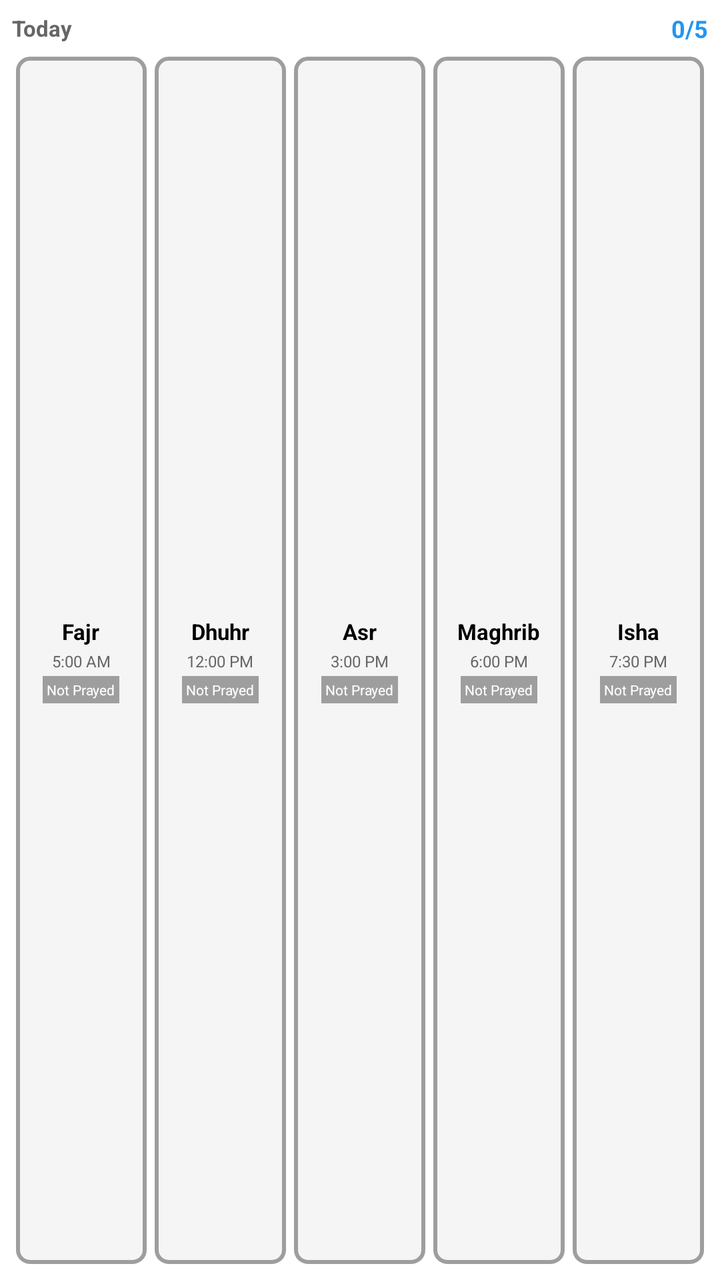
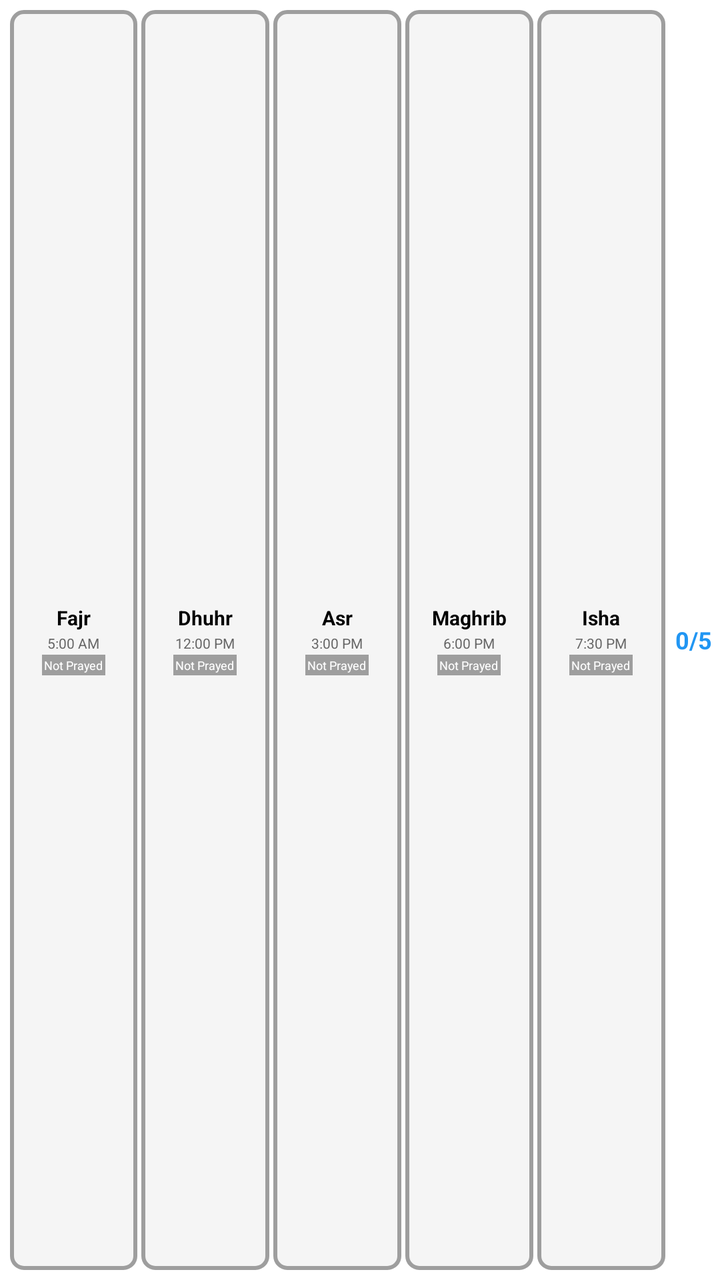

Two renders of the same Android screen: before a commit and after it. Below are the layout's source before the change and the commit's diff.
<!-- AndroidManifest.xml: fallback theme Theme.MaterialComponents.DayNight.NoActionBar -->
<!-- res/layout/prayer_widget.xml -->
<?xml version="1.0" encoding="utf-8"?>
<LinearLayout xmlns:android="http://schemas.android.com/apk/res/android"
    android:layout_width="match_parent"
    android:layout_height="match_parent"
    android:background="@android:color/white"
    android:orientation="vertical"
    android:padding="6dp">

    
    <LinearLayout
        android:layout_width="match_parent"
        android:layout_height="wrap_content"
        android:orientation="horizontal"
        android:gravity="center_vertical"
        android:paddingBottom="4dp">

        <TextView
            android:id="@+id/widget_date"
            android:layout_width="0dp"
            android:layout_height="wrap_content"
            android:layout_weight="1"
            android:text="Today"
            android:textSize="11sp"
            android:textColor="#666666"
            android:textStyle="bold" />

        <TextView
            android:id="@+id/widget_counter"
            android:layout_width="wrap_content"
            android:layout_height="wrap_content"
            android:text="0/5"
            android:textSize="12sp"
            android:textColor="#2196F3"
            android:textStyle="bold" />
    </LinearLayout>

    
    <LinearLayout
        android:layout_width="match_parent"
        android:layout_height="0dp"
        android:layout_weight="1"
        android:orientation="horizontal"
        android:gravity="center_vertical"
        android:weightSum="5">

        
        <LinearLayout
            android:layout_width="0dp"
            android:layout_height="match_parent"
            android:layout_weight="1"
            android:layout_margin="2dp"
            android:background="@drawable/prayer_card_background_gray"
            android:orientation="vertical"
            android:padding="4dp"
            android:gravity="center"
            android:clickable="true"
            android:focusable="true"
            android:id="@+id/prayer_0">

            <TextView
                android:id="@+id/prayer_0_name"
                android:layout_width="wrap_content"
                android:layout_height="wrap_content"
                android:text="Fajr"
                android:textSize="11sp"
                android:textStyle="bold"
                android:textColor="#000000" />

            <TextView
                android:id="@+id/prayer_0_time"
                android:layout_width="wrap_content"
                android:layout_height="wrap_content"
                android:text="5:00 AM"
                android:textSize="8sp"
                android:textColor="#666666"
                android:layout_marginTop="2dp" />

            <TextView
                android:id="@+id/prayer_0_status"
                android:layout_width="wrap_content"
                android:layout_height="wrap_content"
                android:text="Not Prayed"
                android:textSize="7sp"
                android:textColor="#FFFFFF"
                android:background="#9E9E9E"
                android:padding="2dp"
                android:layout_marginTop="2dp" />
        </LinearLayout>

        
        <LinearLayout
            android:layout_width="0dp"
            android:layout_height="match_parent"
            android:layout_weight="1"
            android:layout_margin="2dp"
            android:background="@drawable/prayer_card_background_gray"
            android:orientation="vertical"
            android:padding="4dp"
            android:gravity="center"
            android:clickable="true"
            android:focusable="true"
            android:id="@+id/prayer_1">

            <TextView
                android:id="@+id/prayer_1_name"
                android:layout_width="wrap_content"
                android:layout_height="wrap_content"
                android:text="Dhuhr"
                android:textSize="11sp"
                android:textStyle="bold"
                android:textColor="#000000" />

            <TextView
                android:id="@+id/prayer_1_time"
                android:layout_width="wrap_content"
                android:layout_height="wrap_content"
                android:text="12:00 PM"
                android:textSize="8sp"
                android:textColor="#666666"
                android:layout_marginTop="2dp" />

            <TextView
                android:id="@+id/prayer_1_status"
                android:layout_width="wrap_content"
                android:layout_height="wrap_content"
                android:text="Not Prayed"
                android:textSize="7sp"
                android:textColor="#FFFFFF"
                android:background="#9E9E9E"
                android:padding="2dp"
                android:layout_marginTop="2dp" />
        </LinearLayout>

        
        <LinearLayout
            android:layout_width="0dp"
            android:layout_height="match_parent"
            android:layout_weight="1"
            android:layout_margin="2dp"
            android:background="@drawable/prayer_card_background_gray"
            android:orientation="vertical"
            android:padding="4dp"
            android:gravity="center"
            android:clickable="true"
            android:focusable="true"
            android:id="@+id/prayer_2">

            <TextView
                android:id="@+id/prayer_2_name"
                android:layout_width="wrap_content"
                android:layout_height="wrap_content"
                android:text="Asr"
                android:textSize="11sp"
                android:textStyle="bold"
                android:textColor="#000000" />

            <TextView
                android:id="@+id/prayer_2_time"
                android:layout_width="wrap_content"
                android:layout_height="wrap_content"
                android:text="3:00 PM"
                android:textSize="8sp"
                android:textColor="#666666"
                android:layout_marginTop="2dp" />

            <TextView
                android:id="@+id/prayer_2_status"
                android:layout_width="wrap_content"
                android:layout_height="wrap_content"
                android:text="Not Prayed"
                android:textSize="7sp"
                android:textColor="#FFFFFF"
                android:background="#9E9E9E"
                android:padding="2dp"
                android:layout_marginTop="2dp" />
        </LinearLayout>

        
        <LinearLayout
            android:layout_width="0dp"
            android:layout_height="match_parent"
            android:layout_weight="1"
            android:layout_margin="2dp"
            android:background="@drawable/prayer_card_background_gray"
            android:orientation="vertical"
            android:padding="4dp"
            android:gravity="center"
            android:clickable="true"
            android:focusable="true"
            android:id="@+id/prayer_3">

            <TextView
                android:id="@+id/prayer_3_name"
                android:layout_width="wrap_content"
                android:layout_height="wrap_content"
                android:text="Maghrib"
                android:textSize="11sp"
                android:textStyle="bold"
                android:textColor="#000000" />

            <TextView
                android:id="@+id/prayer_3_time"
                android:layout_width="wrap_content"
                android:layout_height="wrap_content"
                android:text="6:00 PM"
                android:textSize="8sp"
                android:textColor="#666666"
                android:layout_marginTop="2dp" />

            <TextView
                android:id="@+id/prayer_3_status"
                android:layout_width="wrap_content"
                android:layout_height="wrap_content"
                android:text="Not Prayed"
                android:textSize="7sp"
                android:textColor="#FFFFFF"
                android:background="#9E9E9E"
                android:padding="2dp"
                android:layout_marginTop="2dp" />
        </LinearLayout>

        
        <LinearLayout
            android:layout_width="0dp"
            android:layout_height="match_parent"
            android:layout_weight="1"
            android:layout_margin="2dp"
            android:background="@drawable/prayer_card_background_gray"
            android:orientation="vertical"
            android:padding="4dp"
            android:gravity="center"
            android:clickable="true"
            android:focusable="true"
            android:id="@+id/prayer_4">

            <TextView
                android:id="@+id/prayer_4_name"
                android:layout_width="wrap_content"
                android:layout_height="wrap_content"
                android:text="Isha"
                android:textSize="11sp"
                android:textStyle="bold"
                android:textColor="#000000" />

            <TextView
                android:id="@+id/prayer_4_time"
                android:layout_width="wrap_content"
                android:layout_height="wrap_content"
                android:text="7:30 PM"
                android:textSize="8sp"
                android:textColor="#666666"
                android:layout_marginTop="2dp" />

            <TextView
                android:id="@+id/prayer_4_status"
                android:layout_width="wrap_content"
                android:layout_height="wrap_content"
                android:text="Not Prayed"
                android:textSize="7sp"
                android:textColor="#FFFFFF"
                android:background="#9E9E9E"
                android:padding="2dp"
                android:layout_marginTop="2dp" />
        </LinearLayout>

    </LinearLayout>

</LinearLayout>
<!-- resources referenced by this layout -->
<resources>
  <!-- drawable prayer_card_background_gray (drawable) -->
  <?xml version="1.0" encoding="utf-8"?>
  <shape xmlns:android="http://schemas.android.com/apk/res/android"
      android:shape="rectangle">
      <solid android:color="#F5F5F5" />
      <stroke
          android:width="2dp"
          android:color="#9E9E9E" />
      <corners android:radius="6dp" />
  </shape>
</resources>

<!-- the commit's change to res/layout/prayer_widget.xml (unified diff, before → after) -->
@@ -1,43 +1,17 @@
 <?xml version="1.0" encoding="utf-8"?>
 <LinearLayout xmlns:android="http://schemas.android.com/apk/res/android"
+    android:id="@+id/widget_root"
     android:layout_width="match_parent"
     android:layout_height="match_parent"
     android:background="@android:color/white"
-    android:orientation="vertical"
-    android:padding="6dp">
+    android:orientation="horizontal"
+    android:padding="4dp"
+    android:gravity="center_vertical">
 
     
     <LinearLayout
-        android:layout_width="match_parent"
-        android:layout_height="wrap_content"
-        android:orientation="horizontal"
-        android:gravity="center_vertical"
-        android:paddingBottom="4dp">
-
-        <TextView
-            android:id="@+id/widget_date"
-            android:layout_width="0dp"
-            android:layout_height="wrap_content"
-            android:layout_weight="1"
-            android:text="Today"
-            android:textSize="11sp"
-            android:textColor="#666666"
-            android:textStyle="bold" />
-
-        <TextView
-            android:id="@+id/widget_counter"
-            android:layout_width="wrap_content"
-            android:layout_height="wrap_content"
-            android:text="0/5"
-            android:textSize="12sp"
-            android:textColor="#2196F3"
-            android:textStyle="bold" />
-    </LinearLayout>
-
-    
-    <LinearLayout
-        android:layout_width="match_parent"
-        android:layout_height="0dp"
+        android:layout_width="0dp"
+        android:layout_height="match_parent"
         android:layout_weight="1"
         android:orientation="horizontal"
         android:gravity="center_vertical"
@@ -48,10 +22,10 @@
             android:layout_width="0dp"
             android:layout_height="match_parent"
             android:layout_weight="1"
-            android:layout_margin="2dp"
-            android:background="@drawable/prayer_card_background_gray"
-            android:orientation="vertical"
-            android:padding="4dp"
+            android:layout_margin="1dp"
+            android:background="@drawable/prayer_card_background_gray"
+            android:orientation="vertical"
+            android:padding="3dp"
             android:gravity="center"
             android:clickable="true"
             android:focusable="true"
@@ -62,40 +36,46 @@
                 android:layout_width="wrap_content"
                 android:layout_height="wrap_content"
                 android:text="Fajr"
-                android:textSize="11sp"
-                android:textStyle="bold"
-                android:textColor="#000000" />
+                android:textSize="10sp"
+                android:textStyle="bold"
+                android:textColor="#000000"
+                android:maxLines="1"
+                android:ellipsize="end" />
 
             <TextView
                 android:id="@+id/prayer_0_time"
                 android:layout_width="wrap_content"
                 android:layout_height="wrap_content"
                 android:text="5:00 AM"
-                android:textSize="8sp"
-                android:textColor="#666666"
-                android:layout_marginTop="2dp" />
+                android:textSize="7sp"
+                android:textColor="#666666"
+                android:layout_marginTop="1dp"
+                android:maxLines="1"
+                android:ellipsize="end" />
 
             <TextView
                 android:id="@+id/prayer_0_status"
                 android:layout_width="wrap_content"
                 android:layout_height="wrap_content"
                 android:text="Not Prayed"
-                android:textSize="7sp"
-                android:textColor="#FFFFFF"
-                android:background="#9E9E9E"
-                android:padding="2dp"
-                android:layout_marginTop="2dp" />
-        </LinearLayout>
-
-        
-        <LinearLayout
-            android:layout_width="0dp"
-            android:layout_height="match_parent"
-            android:layout_weight="1"
-            android:layout_margin="2dp"
-            android:background="@drawable/prayer_card_background_gray"
-            android:orientation="vertical"
-            android:padding="4dp"
+                android:textSize="6sp"
+                android:textColor="#FFFFFF"
+                android:background="#9E9E9E"
+                android:padding="1dp"
+                android:layout_marginTop="1dp"
+                android:maxLines="1"
+                android:ellipsize="end" />
+        </LinearLayout>
+
+        
+        <LinearLayout
+            android:layout_width="0dp"
+            android:layout_height="match_parent"
+            android:layout_weight="1"
+            android:layout_margin="1dp"
+            android:background="@drawable/prayer_card_background_gray"
+            android:orientation="vertical"
+            android:padding="3dp"
             android:gravity="center"
             android:clickable="true"
             android:focusable="true"
@@ -106,40 +86,46 @@
                 android:layout_width="wrap_content"
                 android:layout_height="wrap_content"
                 android:text="Dhuhr"
-                android:textSize="11sp"
-                android:textStyle="bold"
-                android:textColor="#000000" />
+                android:textSize="10sp"
+                android:textStyle="bold"
+                android:textColor="#000000"
+                android:maxLines="1"
+                android:ellipsize="end" />
 
             <TextView
                 android:id="@+id/prayer_1_time"
                 android:layout_width="wrap_content"
                 android:layout_height="wrap_content"
                 android:text="12:00 PM"
-                android:textSize="8sp"
-                android:textColor="#666666"
-                android:layout_marginTop="2dp" />
+                android:textSize="7sp"
+                android:textColor="#666666"
+                android:layout_marginTop="1dp"
+                android:maxLines="1"
+                android:ellipsize="end" />
 
             <TextView
                 android:id="@+id/prayer_1_status"
                 android:layout_width="wrap_content"
                 android:layout_height="wrap_content"
                 android:text="Not Prayed"
-                android:textSize="7sp"
-                android:textColor="#FFFFFF"
-                android:background="#9E9E9E"
-                android:padding="2dp"
-                android:layout_marginTop="2dp" />
-        </LinearLayout>
-
-        
-        <LinearLayout
-            android:layout_width="0dp"
-            android:layout_height="match_parent"
-            android:layout_weight="1"
-            android:layout_margin="2dp"
-            android:background="@drawable/prayer_card_background_gray"
-            android:orientation="vertical"
-            android:padding="4dp"
+                android:textSize="6sp"
+                android:textColor="#FFFFFF"
+                android:background="#9E9E9E"
+                android:padding="1dp"
+                android:layout_marginTop="1dp"
+                android:maxLines="1"
+                android:ellipsize="end" />
+        </LinearLayout>
+
+        
+        <LinearLayout
+            android:layout_width="0dp"
+            android:layout_height="match_parent"
+            android:layout_weight="1"
+            android:layout_margin="1dp"
+            android:background="@drawable/prayer_card_background_gray"
+            android:orientation="vertical"
+            android:padding="3dp"
             android:gravity="center"
             android:clickable="true"
             android:focusable="true"
@@ -150,40 +136,46 @@
                 android:layout_width="wrap_content"
                 android:layout_height="wrap_content"
                 android:text="Asr"
-                android:textSize="11sp"
-                android:textStyle="bold"
-                android:textColor="#000000" />
+                android:textSize="10sp"
+                android:textStyle="bold"
+                android:textColor="#000000"
+                android:maxLines="1"
+                android:ellipsize="end" />
 
             <TextView
                 android:id="@+id/prayer_2_time"
                 android:layout_width="wrap_content"
                 android:layout_height="wrap_content"
                 android:text="3:00 PM"
-                android:textSize="8sp"
-                android:textColor="#666666"
-                android:layout_marginTop="2dp" />
+                android:textSize="7sp"
+                android:textColor="#666666"
+                android:layout_marginTop="1dp"
+                android:maxLines="1"
+                android:ellipsize="end" />
 
             <TextView
                 android:id="@+id/prayer_2_status"
                 android:layout_width="wrap_content"
                 android:layout_height="wrap_content"
                 android:text="Not Prayed"
-                android:textSize="7sp"
-                android:textColor="#FFFFFF"
-                android:background="#9E9E9E"
-                android:padding="2dp"
-                android:layout_marginTop="2dp" />
-        </LinearLayout>
-
-        
-        <LinearLayout
-            android:layout_width="0dp"
-            android:layout_height="match_parent"
-            android:layout_weight="1"
-            android:layout_margin="2dp"
-            android:background="@drawable/prayer_card_background_gray"
-            android:orientation="vertical"
-            android:padding="4dp"
+                android:textSize="6sp"
+                android:textColor="#FFFFFF"
+                android:background="#9E9E9E"
+                android:padding="1dp"
+                android:layout_marginTop="1dp"
+                android:maxLines="1"
+                android:ellipsize="end" />
+        </LinearLayout>
+
+        
+        <LinearLayout
+            android:layout_width="0dp"
+            android:layout_height="match_parent"
+            android:layout_weight="1"
+            android:layout_margin="1dp"
+            android:background="@drawable/prayer_card_background_gray"
+            android:orientation="vertical"
+            android:padding="3dp"
             android:gravity="center"
             android:clickable="true"
             android:focusable="true"
@@ -194,40 +186,46 @@
                 android:layout_width="wrap_content"
                 android:layout_height="wrap_content"
                 android:text="Maghrib"
-                android:textSize="11sp"
-                android:textStyle="bold"
-                android:textColor="#000000" />
+                android:textSize="10sp"
+                android:textStyle="bold"
+                android:textColor="#000000"
+                android:maxLines="1"
+                android:ellipsize="end" />
 
             <TextView
                 android:id="@+id/prayer_3_time"
                 android:layout_width="wrap_content"
                 android:layout_height="wrap_content"
                 android:text="6:00 PM"
-                android:textSize="8sp"
-                android:textColor="#666666"
-                android:layout_marginTop="2dp" />
+                android:textSize="7sp"
+                android:textColor="#666666"
+                android:layout_marginTop="1dp"
+                android:maxLines="1"
+                android:ellipsize="end" />
 
             <TextView
                 android:id="@+id/prayer_3_status"
                 android:layout_width="wrap_content"
                 android:layout_height="wrap_content"
                 android:text="Not Prayed"
-                android:textSize="7sp"
-                android:textColor="#FFFFFF"
-                android:background="#9E9E9E"
-                android:padding="2dp"
-                android:layout_marginTop="2dp" />
-        </LinearLayout>
-
-        
-        <LinearLayout
-            android:layout_width="0dp"
-            android:layout_height="match_parent"
-            android:layout_weight="1"
-            android:layout_margin="2dp"
-            android:background="@drawable/prayer_card_background_gray"
-            android:orientation="vertical"
-            android:padding="4dp"
+                android:textSize="6sp"
+                android:textColor="#FFFFFF"
+                android:background="#9E9E9E"
+                android:padding="1dp"
+                android:layout_marginTop="1dp"
+                android:maxLines="1"
+                android:ellipsize="end" />
+        </LinearLayout>
+
+        
+        <LinearLayout
+            android:layout_width="0dp"
+            android:layout_height="match_parent"
+            android:layout_weight="1"
+            android:layout_margin="1dp"
+            android:background="@drawable/prayer_card_background_gray"
+            android:orientation="vertical"
+            android:padding="3dp"
             android:gravity="center"
             android:clickable="true"
             android:focusable="true"
@@ -238,31 +236,48 @@
                 android:layout_width="wrap_content"
                 android:layout_height="wrap_content"
                 android:text="Isha"
-                android:textSize="11sp"
-                android:textStyle="bold"
-                android:textColor="#000000" />
+                android:textSize="10sp"
+                android:textStyle="bold"
+                android:textColor="#000000"
+                android:maxLines="1"
+                android:ellipsize="end" />
 
             <TextView
                 android:id="@+id/prayer_4_time"
                 android:layout_width="wrap_content"
                 android:layout_height="wrap_content"
                 android:text="7:30 PM"
-                android:textSize="8sp"
-                android:textColor="#666666"
-                android:layout_marginTop="2dp" />
+                android:textSize="7sp"
+                android:textColor="#666666"
+                android:layout_marginTop="1dp"
+                android:maxLines="1"
+                android:ellipsize="end" />
 
             <TextView
                 android:id="@+id/prayer_4_status"
                 android:layout_width="wrap_content"
                 android:layout_height="wrap_content"
                 android:text="Not Prayed"
-                android:textSize="7sp"
-                android:textColor="#FFFFFF"
-                android:background="#9E9E9E"
-                android:padding="2dp"
-                android:layout_marginTop="2dp" />
+                android:textSize="6sp"
+                android:textColor="#FFFFFF"
+                android:background="#9E9E9E"
+                android:padding="1dp"
+                android:layout_marginTop="1dp"
+                android:maxLines="1"
+                android:ellipsize="end" />
         </LinearLayout>
 
     </LinearLayout>
 
+    
+    <TextView
+        android:id="@+id/widget_counter"
+        android:layout_width="wrap_content"
+        android:layout_height="wrap_content"
+        android:text="0/5"
+        android:textSize="12sp"
+        android:textColor="#2196F3"
+        android:textStyle="bold"
+        android:layout_marginStart="4dp" />
+
 </LinearLayout>
